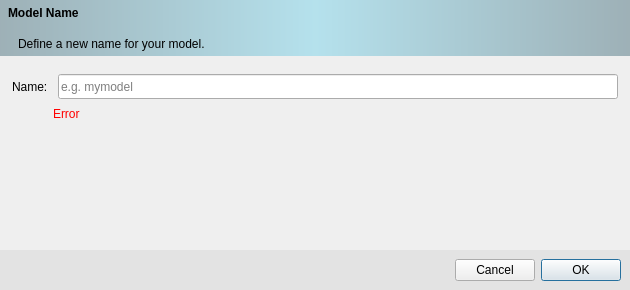
Before: the Qt Designer form src/rename.ui in ufopleds/DengueME, drawn with Qt 5.
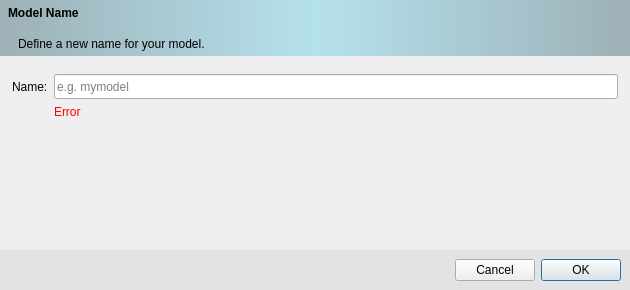
After: the same form once the commit is applied. Icons and pictures are not drawn.

Commit message:
Update labels and GUI for better looking translation. Issue #13
Fixes #13

```diff
--- a/src/rename.ui
+++ b/src/rename.ui
@@ -101,10 +101,7 @@
     </widget>
    </item>
    <item>
-    <layout class="QVBoxLayout" name="namePanel">
-     <property name="spacing">
-      <number>0</number>
-     </property>
+    <layout class="QGridLayout" name="gridLayout_4">
      <property name="leftMargin">
       <number>12</number>
      </property>
@@ -114,21 +111,23 @@
      <property name="rightMargin">
       <number>12</number>
      </property>
-     <property name="bottomMargin">
-      <number>0</number>
-     </property>
-     <item>
-      <layout class="QHBoxLayout" name="horizontalLayout_2">
-       <property name="spacing">
-        <number>10</number>
+     <item row="1" column="1">
+      <widget class="QLabel" name="error_message">
+       <property name="sizePolicy">
+        <sizepolicy hsizetype="Preferred" vsizetype="Fixed">
+         <horstretch>0</horstretch>
+         <verstretch>0</verstretch>
+        </sizepolicy>
+       </property>
+       <property name="styleSheet">
+        <string notr="true">color: red;</string>
        </property>
-       <property name="sizeConstraint">
-        <enum>QLayout::SetDefaultConstraint</enum>
+       <property name="text">
+        <string>Error</string>
        </property>
-       <property name="topMargin">
-        <number>0</number>
-       </property>
-       <item>
+      </widget>
+     </item>
+     <item row="0" column="0">
         <widget class="QLabel" name="name">
          <property name="sizePolicy">
           <sizepolicy hsizetype="Preferred" vsizetype="Fixed">
@@ -147,7 +146,7 @@
          </property>
         </widget>
        </item>
-       <item>
+     <item row="0" column="1">
         <widget class="QLineEdit" name="namelineEdit">
          <property name="minimumSize">
           <size>
@@ -165,48 +164,6 @@
        </item>
       </layout>
      </item>
-     <item>
-      <layout class="QHBoxLayout" name="horizontalLayout_3">
-       <property name="spacing">
-        <number>10</number>
-       </property>
-       <property name="topMargin">
-        <number>5</number>
-       </property>
-       <item>
-        <spacer name="horizontalSpacer_2">
-         <property name="orientation">
-          <enum>Qt::Horizontal</enum>
-         </property>
-         <property name="sizeType">
-          <enum>QSizePolicy::Fixed</enum>
-         </property>
-         <property name="sizeHint" stdset="0">
-          <size>
-           <width>41</width>
-           <height>20</height>
-          </size>
-         </property>
-        </spacer>
-       </item>
-       <item>
-        <widget class="QLabel" name="error_message">
-         <property name="sizePolicy">
-          <sizepolicy hsizetype="Preferred" vsizetype="Fixed">
-           <horstretch>0</horstretch>
-           <verstretch>0</verstretch>
-          </sizepolicy>
-         </property>
-         <property name="styleSheet">
-          <string notr="true">color: red;</string>
-         </property>
-         <property name="text">
-          <string>Error</string>
-         </property>
-        </widget>
-       </item>
-      </layout>
-     </item>
      <item>
       <spacer name="verticalSpacer">
        <property name="orientation">
@@ -220,8 +177,6 @@
        </property>
       </spacer>
      </item>
-    </layout>
-   </item>
    <item>
     <widget class="QWidget" name="footerPanel" native="true">
      <property name="styleSheet">
```
Left out of the diff: 1 changed line with no effect on the pictures. Lines whose indentation alone changed are shown as unchanged. The commit also changes 8 other files.
